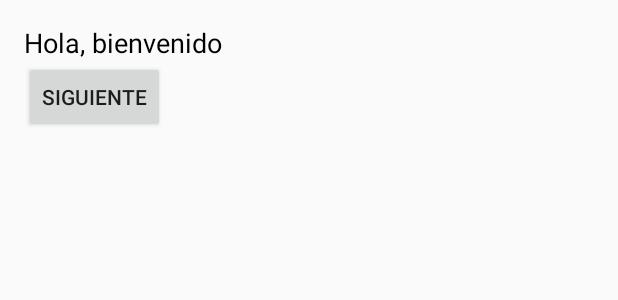
After one commit to InzunZaurio/TuristeAR, an Android app built with Jetpack Compose: the layout bottom_sheet_dialog.xml on its own in the app's theme, with its tools: preview values and no code run, on a phone screen of 412 x 824 dp. The commit adds this screen. Shown: the top 300 px of the screen. Run offline under Robolectric (Android 15) with nearby library versions, the phone set to English and light mode, and no system bars.

Commit message:
La RA se muestra de forma correcta en la primer superficie encontrada. Se tiene el botón para volver a dialogar y para regresar a la actividad del mapa.

```diff
--- a/app/src/main/java/com/example/turistear/MainActivity.kt
+++ b/app/src/main/java/com/example/turistear/MainActivity.kt
@@ -230,8 +230,10 @@ class MainActivity : AppCompatActivity() {
         val btnAR = view.findViewById<Button>(R.id.btnAR)
         btnAR.setOnClickListener {
             val intent = Intent(this, CameraActivity::class.java)
-            intent.flags = Intent.FLAG_ACTIVITY_NEW_TASK or Intent.FLAG_ACTIVITY_CLEAR_TASK
+            intent.flags = Intent.FLAG_ACTIVITY_REORDER_TO_FRONT
+            intent.putExtra("museoNombre", museo.nombre)
             startActivity(intent)
+            bottomSheetDialog.dismiss()
         }
 
         // Mostrar el Bottom Sheet
--- a/app/src/main/java/com/example/turistear/PointOfInterest.kt
+++ b/app/src/main/java/com/example/turistear/PointOfInterest.kt
@@ -4,5 +4,6 @@ data class PointOfInterest(
     val nombre: String,
     val latitud: Double,
     val longitud: Double,
-    val descripcion: String
+    val descripcion: String,
+    val dialogos: List<String>
 )
--- a/app/src/main/res/layout/assistant_view.xml
+++ b/app/src/main/res/layout/assistant_view.xml
@@ -5,7 +5,7 @@
 
     <ImageView
         android:id="@+id/assistant_image"
-        android:layout_width="100dp"
+        android:layout_width="200dp"
         android:layout_height="200dp"
         android:src="@drawable/assistant" />
 </RelativeLayout>
--- /dev/null
+++ b/app/src/main/res/layout/bottom_sheet_dialog.xml
@@ -0,0 +1,21 @@
+<?xml version="1.0" encoding="utf-8"?>
+<LinearLayout xmlns:android="http://schemas.android.com/apk/res/android"
+    android:layout_width="match_parent"
+    android:layout_height="wrap_content"
+    android:orientation="vertical"
+    android:padding="16dp">
+
+    <TextView
+        android:id="@+id/dialogText"
+        android:layout_width="match_parent"
+        android:layout_height="wrap_content"
+        android:text="Hola, bienvenido"
+        android:textSize="18sp"
+        android:textColor="@android:color/black"/>
+
+    <Button
+        android:id="@+id/btnNext"
+        android:layout_width="wrap_content"
+        android:layout_height="wrap_content"
+        android:text="Siguiente"/>
+</LinearLayout>
```
Also changed, not shown: app/src/main/assets/puntos_interes.json (+6 -1 lines), app/src/main/java/com/example/turistear/CameraActivity.kt (+87 -37 lines), app/src/main/res/layout/activity_camera.xml (+14 -0 lines).
